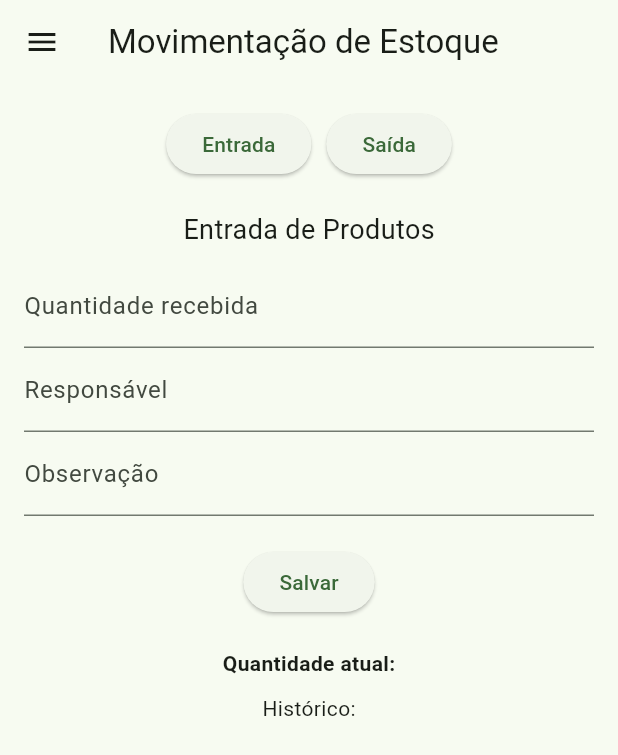
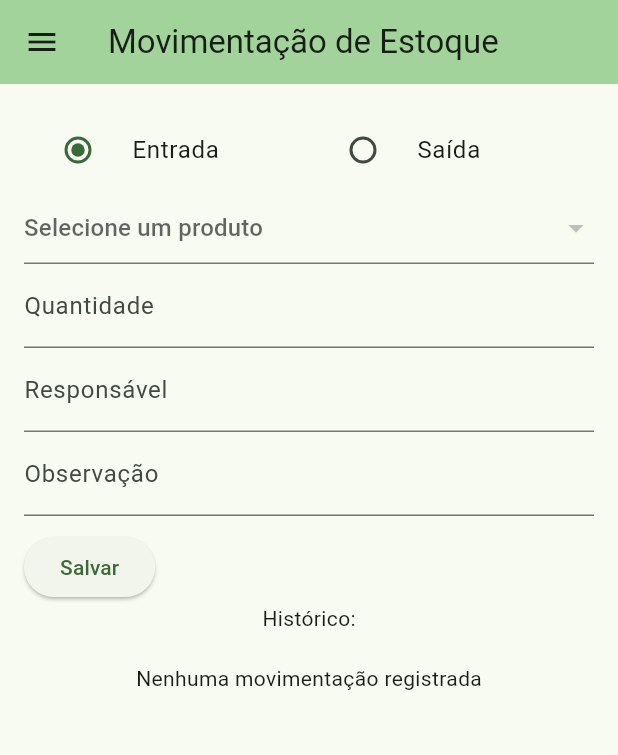
Before and after one commit to samiraPistore/almoxarifado_flutter, a Flutter app: the MovimentacaoPage screen opened by its route, on a phone screen of 412 x 824 dp. Shown: the top 755 px of the screen. Run offline on Flutter 3.47's test engine with Material 3 defaults, Android fonts, the phone set to English and light mode, and no system bars; network calls fail.

Commit message:
COnexão front e backend users, estoque e inicio melhorias tela movimentação

```diff
--- a/gestao_almoxerifado/lib/components/moviment_form.dart
+++ b/gestao_almoxerifado/lib/components/moviment_form.dart
@@ -1,63 +1,112 @@
+import 'dart:math';
+
 import 'package:flutter/material.dart';
 import 'package:gestao_almoxerifado/models/moviment.dart';
 import 'package:gestao_almoxerifado/models/produto.dart';
+import 'package:gestao_almoxerifado/services/prod_services.dart';
 
 class Movimentform extends StatefulWidget {
-  final void Function(Movimentacao mov) onSubmit;
-  final List<Produto> produtos;
+  final void Function(Movimentacao) onSubmit;
+  final List<Movimentacao> movimentacoes;
 
-  const Movimentform(this.onSubmit, this.produtos, {super.key});
+  const Movimentform(this.onSubmit, this.movimentacoes, {Key? key})
+    : super(key: key);
 
   @override
   State<Movimentform> createState() => _MovimentformState();
 }
 
 class _MovimentformState extends State<Movimentform> {
+  List<Produto> produtos = [];
   Produto? produtoSelecionado;
 
-  final _tipoController = TextEditingController();
+  bool isEntrada = true;
   final _quantidadeController = TextEditingController();
   final _responsController = TextEditingController();
   final _obsController = TextEditingController();
   final _destinoController = TextEditingController();
 
-  final DateTime _selectedDate = DateTime.now();
-
   void _submitForm() {
-    final quantidade =
-        int.tryParse(_quantidadeController.text) ?? 0;
-
-    if (produtoSelecionado == null || quantidade <= 0) {
+    final quantidade = int.tryParse(_quantidadeController.text) ?? 0;
+    final responsavel = _responsController.text;
+    if (produtoSelecionado == null) {
       return;
+    } else {
+      widget.onSubmit(
+        Movimentacao(
+          id: Random().nextDouble().toString(),
+          produtoId: produtoSelecionado!.id,
+          tipo: isEntrada ? "entrada" : "saída",
+          quantidade: int.parse(_quantidadeController.text),
+          data: DateTime.now(),
+          responsavel: _responsController.text,
+          obs: _obsController.text,
+          destino: isEntrada ? null : _destinoController.text,
+        ),
+      );
     }
 
-    final novaMovimentacao = Movimentacao(
-      id: DateTime.now().toString(),
-      produtoId: produtoSelecionado!.id,
-      tipo: _tipoController.text,
-      quantidade: quantidade,
-      data: _selectedDate,
-      responsavel: _responsController.text,
-      obs: _obsController.text,
-      destino: _destinoController.text,
-    );
-
-    widget.onSubmit(novaMovimentacao);
+    _quantidadeController.clear();
+    _responsController.clear();
+    _obsController.clear();
+    _destinoController.clear();
   }
 
   @override
+  void initState() {
+    super.initState();
+    _carregarProdutos();
+  }
+
+  Future<void> _carregarProdutos() async {
+    final lista = await ProdutoService.fetchProdutos();
+
+    setState(() {
+      produtos = lista;
+    });
+  }
+
   Widget build(BuildContext context) {
     return Column(
       crossAxisAlignment: CrossAxisAlignment.start,
       children: [
+        // 🔘 SELETOR
+        Row(
+          children: [
+            Expanded(
+              child: RadioListTile<bool>(
+                title: Text("Entrada"),
+                value: true,
+                groupValue: isEntrada,
+                onChanged: (value) {
+                  setState(() {
+                    isEntrada = value!;
+                    _destinoController.clear();
+                  });
+                },
+              ),
+            ),
+            Expanded(
+              child: RadioListTile<bool>(
+                title: Text("Saída"),
+                value: false,
+                groupValue: isEntrada,
+                onChanged: (value) {
+                  setState(() {
+                    isEntrada = value!;
+                  });
+                },
+              ),
+            ),
+          ],
+        ),
+
+        // 📦 PRODUTO
         DropdownButtonFormField<Produto>(
           hint: Text("Selecione um produto"),
           value: produtoSelecionado,
-          items: widget.produtos.map((produto) {
-            return DropdownMenuItem(
-              value: produto,
-              child: Text(produto.nome),
-            );
+          items: produtos.map((produto) {
+            return DropdownMenuItem(value: produto, child: Text(produto.nome));
           }).toList(),
           onChanged: (value) {
             setState(() {
@@ -66,16 +115,35 @@ class _MovimentformState extends State<Movimentform> {
           },
         ),
 
+        // 🔢 QUANTIDADE
         TextField(
           controller: _quantidadeController,
           keyboardType: TextInputType.number,
           decoration: InputDecoration(labelText: "Quantidade"),
         ),
 
-        ElevatedButton(
-          onPressed: _submitForm,
-          child: Text("Salvar"),
+        // 👤 RESPONSÁVEL
+        TextField(
+          controller: _responsController,
+          decoration: InputDecoration(labelText: "Responsável"),
         ),
+
+        // 📝 OBS
+        TextField(
+          controller: _obsController,
+          decoration: InputDecoration(labelText: "Observação"),
+        ),
+
+        // 🚚 DESTINO (SÓ NA SAÍDA)
+        if (!isEntrada)
+          TextField(
+            controller: _destinoController,
+            decoration: InputDecoration(labelText: "Destino"),
+          ),
+
+        const SizedBox(height: 10),
+
+        ElevatedButton(onPressed: _submitForm, child: Text("Salvar")),
       ],
     );
   }
--- a/gestao_almoxerifado/lib/main.dart
+++ b/gestao_almoxerifado/lib/main.dart
@@ -4,7 +4,7 @@ import 'package:gestao_almoxerifado/pages/dashboard.dart';
 
 import 'package:gestao_almoxerifado/pages/estoque.dart';
 import 'package:gestao_almoxerifado/pages/login.dart';
-import 'package:gestao_almoxerifado/pages/moviment.dart';
+import 'package:gestao_almoxerifado/pages/moviment_page.dart';
 import 'components/nav_bar.dart';
 
 void main() {
@@ -30,7 +30,7 @@ class MyApp extends StatelessWidget {
         '/home': (context) => HomePage(),
         '/estoque': (context) => Estoque(),
         '/movimentacao': (context) => MovimentacaoPage(),
-        '/config' : (context) => Configuracoes(),
+        '/configuracoes' : (context) => Configuracoes(),
       },
 
     );
--- a/gestao_almoxerifado/lib/pages/moviment.dart
+++ /dev/null
@@ -1,140 +0,0 @@
-import 'package:flutter/material.dart';
-import 'package:gestao_almoxerifado/components/nav_bar.dart';
-import '../models/moviment.dart';
-
-
-class MovimentacaoPage extends StatefulWidget {
-  const MovimentacaoPage({super.key});
-
-  @override
-  State<MovimentacaoPage> createState() => _MovimentacaoPageState();
-}
-
-class _MovimentacaoPageState extends State<MovimentacaoPage> {
-  bool isEntrada = true;
-
-  final quantidadeController = TextEditingController();
-  final responsavelController = TextEditingController();
-  final observacaoController = TextEditingController();
-  final destinoController = TextEditingController();
-
-  void salvar() {
-    final mov = Movimentacao(
-      id: DateTime.now().toString(),
-      produtoId: "1",
-      tipo: isEntrada ? "entrada" : "saida",
-      quantidade: int.parse(quantidadeController.text),
-      data: DateTime.now(),
-      responsavel: responsavelController.text,
-      obs: observacaoController.text,
-      destino: isEntrada ? null : destinoController.text,
-    );
-
-
-
-    setState(() {
-      quantidadeController.clear();
-      responsavelController.clear();
-      observacaoController.clear();
-      destinoController.clear();
-    });
-
-    ScaffoldMessenger.of(context).showSnackBar(
-      SnackBar(content: Text("${mov.tipo} registrada!")),
-    );
-  }
-
-  @override
-  Widget build(BuildContext context) {
-    return Scaffold(
-      drawer: NavBar(),
-      appBar: AppBar(title: const Text("Movimentação de Estoque")),
-
-      body: Padding(
-        padding: const EdgeInsets.all(16),
-        child: Column(
-          children: [
-            // TOGGLE
-            Row(
-              mainAxisAlignment: MainAxisAlignment.center,
-              children: [
-                ElevatedButton(
-                  onPressed: () => setState(() => isEntrada = true),
-                  child: const Text("Entrada"),
-                ),
-                const SizedBox(width: 10),
-                ElevatedButton(
-                  onPressed: () => setState(() => isEntrada = false),
-                  child: const Text("Saída"),
-                ),
-              ],
-            ),
-
-            const SizedBox(height: 20),
-
-            Text(
-              isEntrada ? "Entrada de Produtos" : "Saída de Produtos",
-              style: const TextStyle(fontSize: 18),
-            ),
-
-            const SizedBox(height: 10),
-
-            // QUANTIDADE
-            TextField(
-              controller: quantidadeController,
-              decoration: InputDecoration(
-                labelText: isEntrada
-                    ? "Quantidade recebida"
-                    : "Quantidade retirada",
-              ),
-              keyboardType: TextInputType.number,
-            ),
-
-            // RESPONSÁVEL
-            TextField(
-              controller: responsavelController,
-              decoration:
-                  const InputDecoration(labelText: "Responsável"),
-            ),
-
-            // DESTINO (só saída)
-            if (!isEntrada)
-              TextField(
-                controller: destinoController,
-                decoration: const InputDecoration(
-                    labelText: "Destino / Setor"),
-              ),
-
-            // OBSERVAÇÃO
-            TextField(
-              controller: observacaoController,
-              decoration:
-                  const InputDecoration(labelText: "Observação"),
-            ),
-
-            const SizedBox(height: 20),
-
-            ElevatedButton(
-              onPressed: salvar,
-              child: const Text("Salvar"),
-            ),
-
-            const SizedBox(height: 20),
-
-            // INFO ESTOQUE
-            Text(
-              "Quantidade atual:",
-              style: const TextStyle(fontWeight: FontWeight.bold),
-            ),
-
-            const SizedBox(height: 10),
-
-            // HISTÓRICO
-            const Text("Histórico:"),
-
-          ],
-        ),
-      ),
-    );
-  }
-}
--- /dev/null
+++ b/gestao_almoxerifado/lib/pages/moviment_page.dart
@@ -0,0 +1,61 @@
+import 'package:flutter/material.dart';
+import 'package:gestao_almoxerifado/components/moviment_form.dart';
+import 'package:gestao_almoxerifado/components/moviment_list.dart';
+import 'package:gestao_almoxerifado/components/nav_bar.dart';
+import 'package:gestao_almoxerifado/services/moviment_service.dart';
+import '../models/moviment.dart';
+
+
+class MovimentacaoPage extends StatefulWidget {
+  const MovimentacaoPage({super.key});
+
+  @override
+  State<MovimentacaoPage> createState() => _MovimentacaoPageState();
+}
+
+class _MovimentacaoPageState extends State<MovimentacaoPage> {
+  List<Movimentacao> movimentacoes = [];
+
+ void _addMoviment(Movimentacao movimentacao) async {
+    await MovimentService.addMovimentacao(movimentacao);
+
+    setState(() {
+      movimentacoes.add(movimentacao);
+    });
+  }
+
+  @override
+
+  void initState(){
+    super.initState();
+    _carregarMovi();
+  }
+
+  Future<void> _carregarMovi() async{
+    final lista = await MovimentService.fetchMovimentacao();
+    setState(() {
+      movimentacoes = lista;
+    });
+  }
+  Widget build(BuildContext context) {
+    return Scaffold(
+      drawer: NavBar(),
+      appBar: AppBar(
+        backgroundColor: Theme.of(context).colorScheme.inversePrimary,
+        title: const Text("Movimentação de Estoque")
+        ),
+
+      body: Padding(
+        padding: const EdgeInsets.all(16),
+        child: Column(
+          children: [
+            Movimentform(_addMoviment, movimentacoes),
+            // HISTÓRICO
+           Text("Histórico:"),
+            Expanded(child: ListaMoviment(movimentacoes)),
+          ],
+        ),
+      ),
+    );
+  }
+}
--- /dev/null
+++ b/gestao_almoxerifado/lib/services/moviment_service.dart
@@ -0,0 +1,41 @@
+import 'dart:convert';
+import 'package:http/http.dart' as http;
+import '../models/moviment.dart';
+
+class MovimentService {
+  static const String baseUrl = 'http://10.0.2.2:3001';
+
+  static Future<List<Movimentacao>> fetchMovimentacao() async {
+    final response = await http.get(Uri.parse('$baseUrl/movimentacoes'));
+    if (response.statusCode == 200) {
+      final List data = jsonDecode(response.body);
+      return data.map((e) => Movimentacao.fromJson(e)).toList();
+    } else {
+      throw Exception('Ero ao buscar movimentações');
+    }
+  }
+
+   //Adiconar
+  static Future<Movimentacao> addMovimentacao(Movimentacao moviment) async {
+    final response = await http.post(
+      Uri.parse('$baseUrl/users'),
+      headers: {'Content-Type': 'application/json'},
+      body: jsonEncode({
+        "id": moviment.id,
+        "produtoId": moviment.produtoId,
+        "tipo": moviment.tipo,
+        "quantidade": moviment.quantidade,
+        "data": moviment.data,
+        "responsavel": moviment.responsavel,
+        "obs": moviment.obs,
+        "destino": moviment.destino,
+      }),
+    );
+
+    if (response.statusCode == 200) {
+      return Movimentacao.fromJson(jsonDecode(response.body));
+    } else {
+      throw Exception('Erro ao cadatrar movimentçãos');
+    }
+  }
+}
--- /dev/null
+++ b/gestao_almoxerifado/lib/services/prod_services.dart
@@ -0,0 +1,59 @@
+import 'dart:convert';
+import 'package:http/http.dart' as http;
+import '../models/produto.dart';
+
+class ProdutoService {
+  static const String baseUrl = 'http://10.0.2.2:3001';
+
+  //Função pegar o produto
+  static Future<List<Produto>> fetchProdutos() async {
+    final response = await http.get(
+      Uri.parse('$baseUrl/produtos'),
+    ); //faz a requisição
+
+    if (response.statusCode == 200) {
+      final List data = jsonDecode(response.body);
+      return data.map((e) => Produto.fromJson(e)).toList();
+    } else {
+      throw Exception('Erro ao buscar produtos');
+    }
+  }
+
+  //Função para criar produto
+  static Future<Produto> addProduto(Produto produto) async {
+    final response = await http.post(
+      Uri.parse('$baseUrl/produtos'),
+      headers: {'Content-Type': 'application/json'},
+      body: jsonEncode({
+        "nome": produto.nome,
+        "codigo": produto.codigo,
+        "categoria": produto.categoria,
+        "uniMedida": produto.uniMedida,
+        "qtdMin": produto.qtdMin,
+        "qtdAtual": produto.qtdAtual,
+        "localEstoq": produto.localEstoq,
+        "valorUni": produto.valorUni,
+      }),
+    );
+
+    if (response.statusCode == 200) {
+      return Produto.fromJson(jsonDecode(response.body));
+    } else {
+      throw Exception('Erro ao adicionar produto');
+    }
+  }
+
+
+  // Função para deletar produto
+  static Future<void> deleteProduto(String id) async {
+    final response = await http.delete(Uri.parse('$baseUrl/produtos/$id'));
+
+    // Se não for sucesso, dá erro
+    if (response.statusCode != 200) {
+      throw Exception('Erro ao deletar');
+    }
+  }
+
+
+  //
+}
```
Also changed, not shown: gestao_almoxerifado/lib/components/prod_form.dart (+23 -10 lines), gestao_almoxerifado/lib/components/user_form.dart (+12 -2 lines), gestao_almoxerifado/lib/components/user_list.dart (+20 -19 lines), gestao_almoxerifado/lib/models/moviment.dart (+14 -0 lines), gestao_almoxerifado/lib/models/produto.dart (+6 -7 lines), gestao_almoxerifado/lib/models/users.dart (+13 -0 lines), gestao_almoxerifado/lib/pages/config.dart (+41 -4 lines), gestao_almoxerifado/lib/pages/estoque.dart (+19 -25 lines), gestao_almoxerifado/lib/services/user_service.dart (added, +46 -0 lines), gestao_almoxerifado/services/api.dart (deleted), 3 other files.
